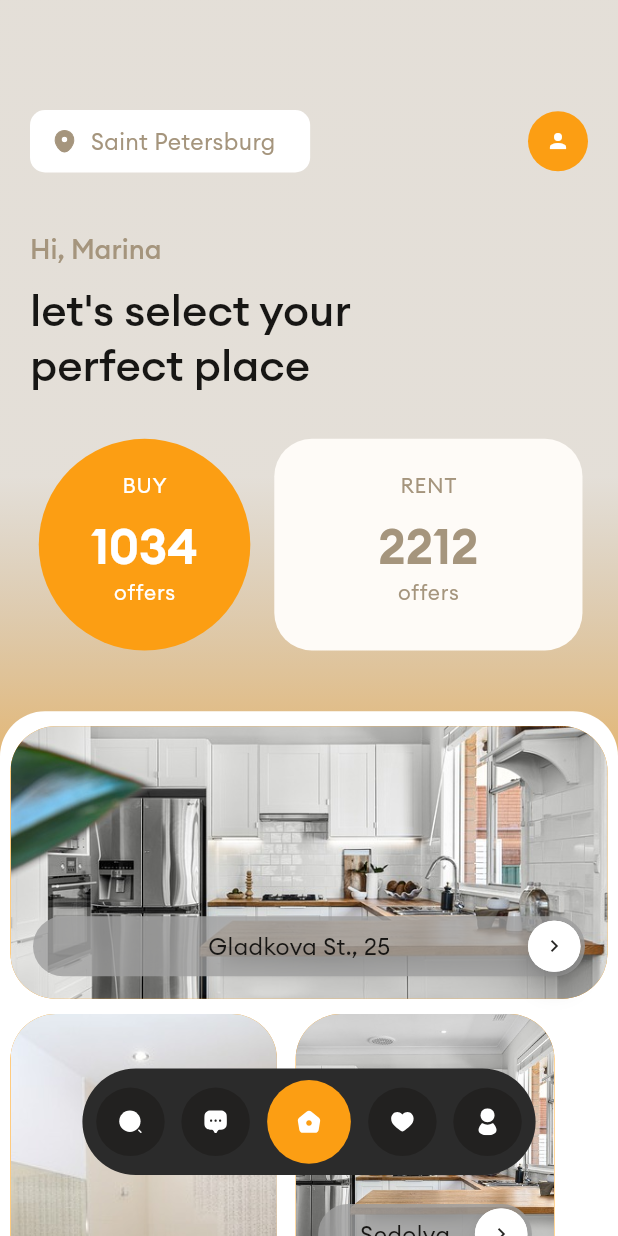
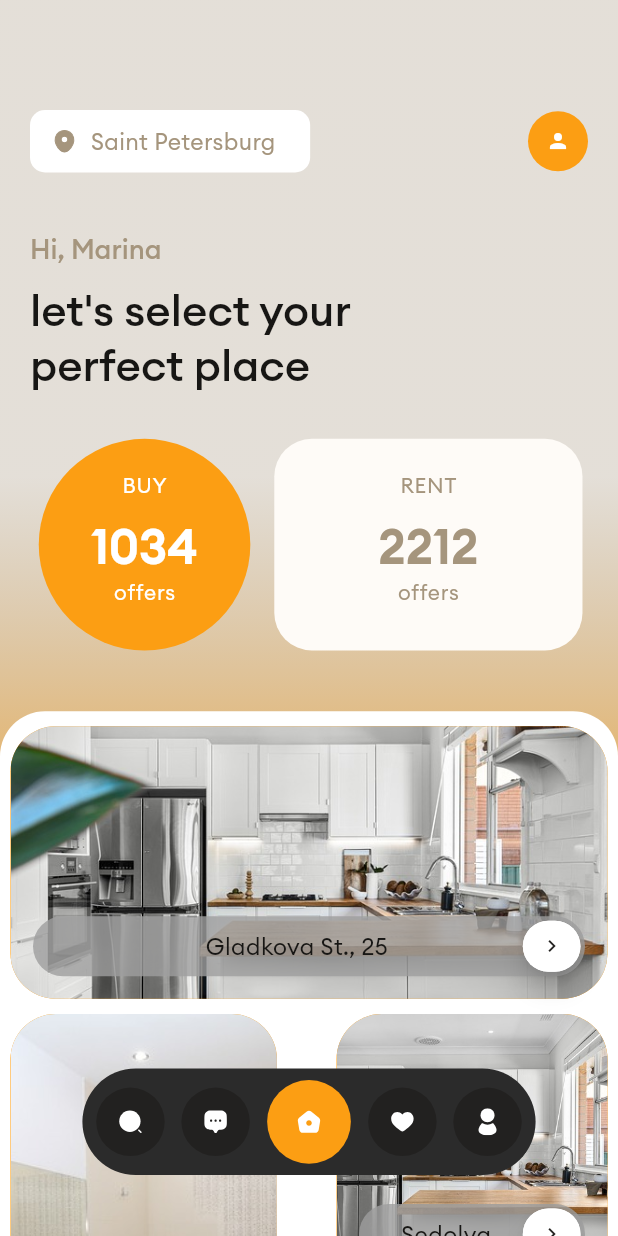
Before and after one commit to Famzy/real-estate-ui, a Flutter app: the screen it shows after launch, on a phone screen of 412 x 824 dp. Run offline on Flutter 3.47's test engine with Material 3 defaults, Android fonts, the phone set to English and light mode, and no system bars; our stand-ins replace flutter_map, flutter_riverpod, flutter_screenutil, flutter_svg, gap, go_router and 3 more; generated files the repository leaves out were written again.

```diff
--- a/lib/core/utils/image_constants.dart
+++ b/lib/core/utils/image_constants.dart
@@ -14,6 +14,7 @@ class AllImages {
   String menuIcon = 'assets/svg/menu.svg';
   String stackIcon = 'assets/svg/stack.svg';
   String officeIcon = 'assets/svg/office.svg';
+  String walletIcon = 'assets/svg/wallet.svg';
   String navigationIcon = 'assets/svg/navigation.svg';
   String kitchenImage = 'assets/images/kitchen-6778196_640.jpg';
   String bathRoomImage = 'assets/images/bathroom-2094733_640.jpg';
--- a/lib/features/home/presentation/ui/home_screen.dart
+++ b/lib/features/home/presentation/ui/home_screen.dart
@@ -203,6 +203,7 @@ class _HomeScreenState extends ConsumerState<HomeScreen> with TickerProviderStat
                     ),
                     Gap(10.h),
                     Row(
+                      mainAxisAlignment:MainAxisAlignment.spaceBetween ,
                       children: [
                         HomeCardWidget(
                           height: 368,
@@ -210,20 +211,20 @@ class _HomeScreenState extends ConsumerState<HomeScreen> with TickerProviderStat
                           image: AllImages().bathRoomImage,
                            title: "Trefoleva St., 43",
                         ),
-                        Gap(10.w),
+                        // Gap(10.w),
                         Column(
                           children: [
                             HomeCardWidget(
 
                               image: AllImages().kitchenImage,
                                title: "Sedolva., 11",
-                              width: 170,
+                              width: 178,
                             ),
                             Gap(10.h),
                             HomeCardWidget(
                               image: AllImages().bathRoomImage,
                                title: "Gabinna St., 22",
-                              width: 173,
+                              width: 178,
                             ),
                           ],
                         )
--- a/lib/features/home/presentation/widgets/home_card_widget.dart
+++ b/lib/features/home/presentation/widgets/home_card_widget.dart
@@ -74,8 +74,8 @@ class _HomeCardWidgetState extends State<HomeCardWidget> {
                               shadowColor: Colors.black54,
                               borderRadius: BorderRadius.circular(100.0), //
                               child: Container(
-                                height: 35,
-                                width: 35,
+                                height: 35.h,
+                                width: 35.w,
                                 decoration:
                                     BoxDecoration(borderRadius: BorderRadius.circular(100), color: Colors.white),
                                 child: const Align(alignment: Alignment.center, child: Icon(Icons.chevron_right)),
```
Also changed, not shown: lib/features/search/presentation/widgets/map_fab_action.dart (+75 -21 lines), assets/svg/wallet.svg (added), 1 other file.
